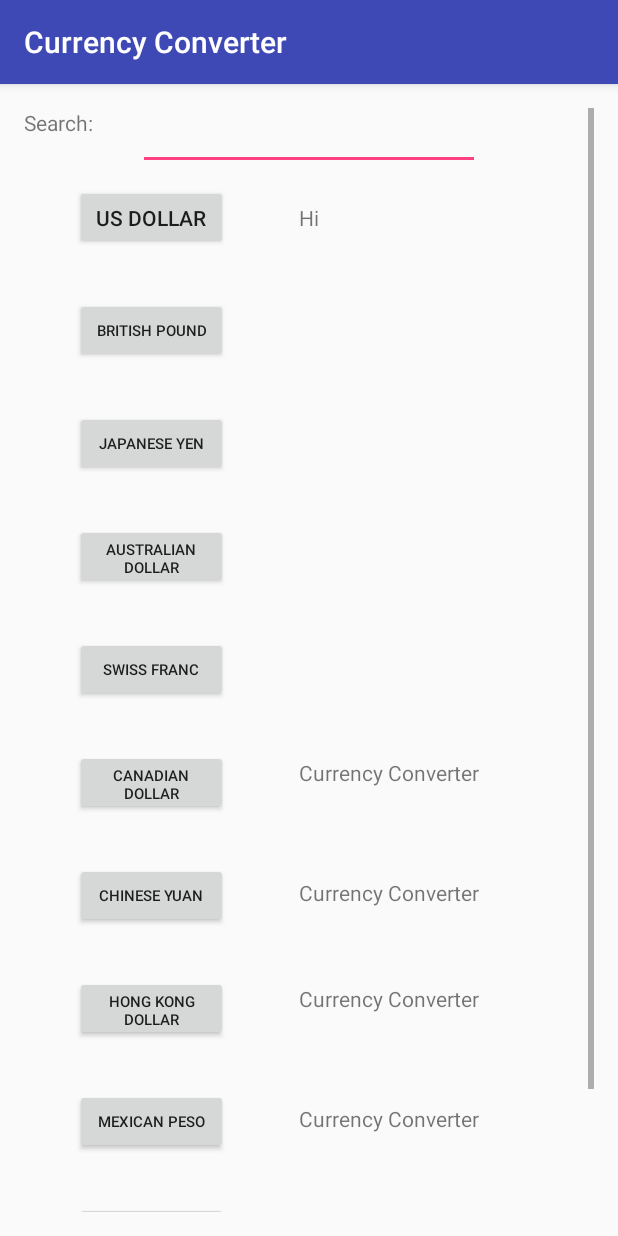
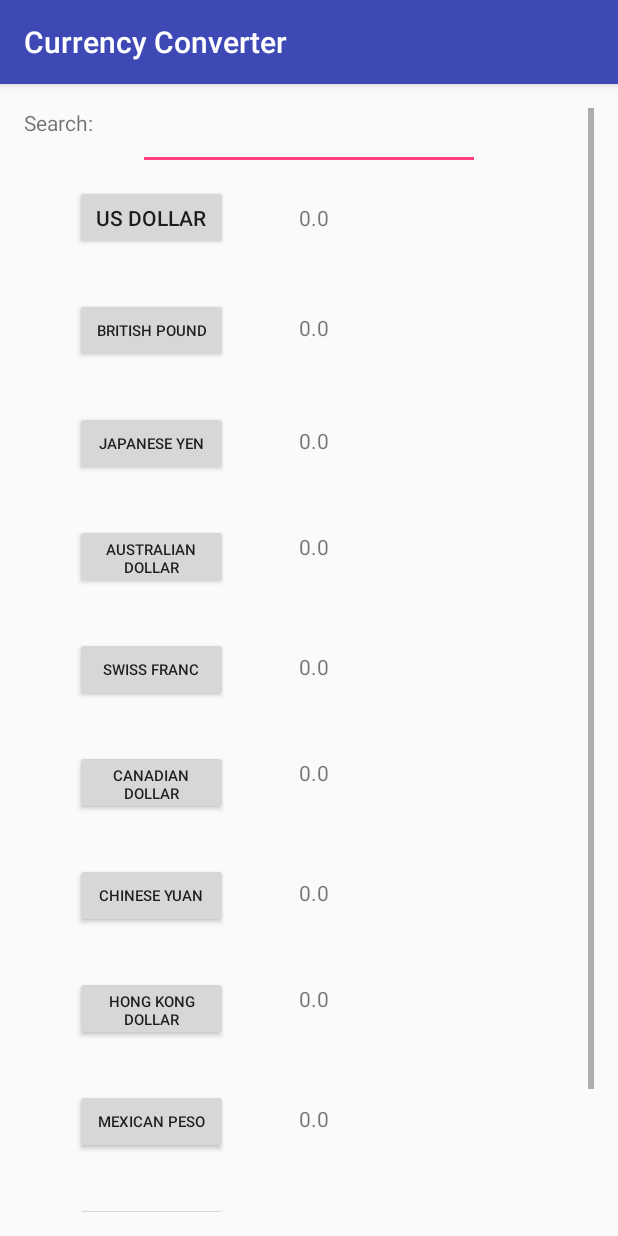
Before and after one commit to itsjbelmont/CurrencyConverter, an Android app: the screen it shows after launch (MainActivity2), after a tap on "GO!", on a phone screen of 412 x 824 dp. Run offline under Robolectric (Android 15) with nearby library versions, the phone set to English and light mode, and no system bars; 2 statements that could not run were skipped.

Commit message:
Added code to put value and currency selection from MainActivity into MainActivity2 and added 2D array with stored exchange rates

```diff
--- a/app/src/main/java/com/example/jackbelmont/currencyconverter/MainActivity.java
+++ b/app/src/main/java/com/example/jackbelmont/currencyconverter/MainActivity.java
@@ -10,6 +10,7 @@ import android.view.View;
 import android.view.View.OnClickListener;
 import android.widget.EditText;
 import android.widget.EditText;
+import android.widget.Spinner;
 import android.widget.TextView;
 
 import org.w3c.dom.Text;
@@ -30,44 +31,29 @@ public class MainActivity extends AppCompatActivity
     //This onCreate sets up the layout view on the app and creates a listener
     //for input from the button
     @Override
-    protected void onCreate(Bundle savedInstanceState)
-    {
+    protected void onCreate(Bundle savedInstanceState) {
         super.onCreate(savedInstanceState);
         setContentView(R.layout.activity_main);
 
         //listens for button
-        addListenerOnButton();
+        //creates the listener on the button
+        //the button will lead to another screen, and also link the data being sent to
+        //second screen
 
-    }
-
-    //creates the listener on the button
-    //the button will lead to another screen, and also link the data being sent to
-    //second screen
-    public void addListenerOnButton()
-    {
-
-            //final Context context = this;
-
-            buttonMain = (Button) findViewById(R.id.button);
-
-
-
-        //sets the button once clicked
-        buttonMain.setOnClickListener(new OnClickListener()
-        {
+        buttonMain = (Button) findViewById(R.id.button);
+        final Spinner spinner = (Spinner) findViewById(R.id.spinner);
+        final EditText editText = (EditText) findViewById(R.id.editText2);
+        buttonMain.setOnClickListener(new OnClickListener() {
             @Override
-            public void onClick(View arg0)
-            {
-
-                Intent intent = new Intent(getApplicationContext(),MainActivity2.class);
-
+            public void onClick(View arg0) {
+                Intent intent = new Intent(MainActivity.this, MainActivity2.class);
+                String value = editText.getText().toString();
+                String choice = spinner.getSelectedItem().toString();
+                intent.putExtra("VALUE", value);
+                intent.putExtra("CHOICE", choice);
                 startActivity(intent);
-
             }
-
-
         });
-
     }
 
 
--- a/app/src/main/java/com/example/jackbelmont/currencyconverter/MainActivity2.java
+++ b/app/src/main/java/com/example/jackbelmont/currencyconverter/MainActivity2.java
@@ -18,33 +18,73 @@ public class MainActivity2 extends MainActivity
     protected void onCreate(Bundle savedInstanceState)
     {
         super.onCreate(savedInstanceState);
+        String rates[][] = new String[11][2];
+        rates[0][0] = "US Dollar";
+        rates[1][0] = "British Pound";
+        rates[2][0] = "Japanese Yen";
+        rates[3][0] = "Australian Dollar";
+        rates[4][0] = "Swiss Franc";
+        rates[5][0] = "Canadian Dollar";
+        rates[6][0] = "Chinese Yuan";
+        rates[7][0] = "Hong Kong Dollar";
+        rates[8][0] = "Mexican Peso";
+        rates[9][0] = "Brazilian Real";
+        rates[10][0] = "Euro";
 
+        rates[0][1] = "0.8499";
+        rates[1][1] = "1.1377";
+        rates[2][1] = "0.0075";
+        rates[3][1] = "0.6381";
+        rates[4][1] = "0.8560";
+        rates[5][1] = "0.6616";
+        rates[6][1] = "0.1284";
+        rates[7][1] = "0.1089";
+        rates[8][1] = "0.0449";
+        rates[9][1] = "0.2584";
+        rates[10][1] = "1.0000";
         //Gets whatever was inputted into main text box
-        EditText editText = (EditText) findViewById(R.id.editText2);
-        String string1 = editText.getText().toString();
-
+        double newValue = Double.parseDouble(getIntent().getStringExtra("VALUE"));
+        String newChoice = getIntent().getStringExtra("CHOICE");
+        String str = String.valueOf(newValue);
         setContentView(R.layout.activity_main2);
 
         //Puts value into text box 8
         TextView textView = (TextView) findViewById(R.id.textView8);
-        textView.setText("Hi");
+        textView.setText(str);
 
         //Puts value into text box 9
         TextView textView1 = (TextView) findViewById(R.id.textView9);
-        textView1.setText(string1);
+        textView1.setText(str);
 
         //puts value into box 10
         TextView textView2 = (TextView) findViewById(R.id.textView10);
-        textView2.setText(string1);
+        textView2.setText(str);
 
         //puts value into box 11
         TextView textView3 = (TextView) findViewById(R.id.textView11);
-        textView3.setText(string1);
+        textView3.setText(str);
 
         //puts view into box 12
         TextView textView4 = (TextView) findViewById(R.id.textView12);
-        textView4.setText(string1);
+        textView4.setText(str);
 
+        TextView textView5 = (TextView) findViewById(R.id.textView15);
+        textView5.setText(str);
+
+        TextView textView6 = (TextView) findViewById(R.id.textView16);
+        textView6.setText(str);
+
+        TextView textView7 = (TextView) findViewById(R.id.textView17);
+        textView7.setText(str);
+
+        TextView textView8 = (TextView) findViewById(R.id.textView14);
+        textView8.setText(str);
+
+        TextView textView9 = (TextView) findViewById(R.id.textView13);
+        textView9.setText(str);
+
+        TextView textView10 = (TextView) findViewById(R.id.textView18);
+        textView10.setText(str);
 
         addListenerOnButton2();
         addListenerOnButton3();
```
